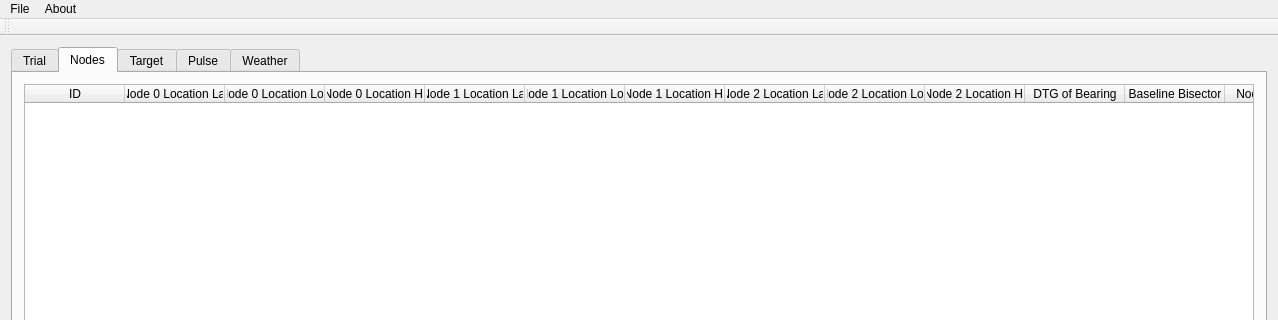
Old version of the form NextRAD_DatabaseGUI/mainwindow.ui in the repository caketinza/NeXtRAD_Database; both pictures show x 0 to 1278 and y 0 to 320 of the 1278 by 771 pixel window.
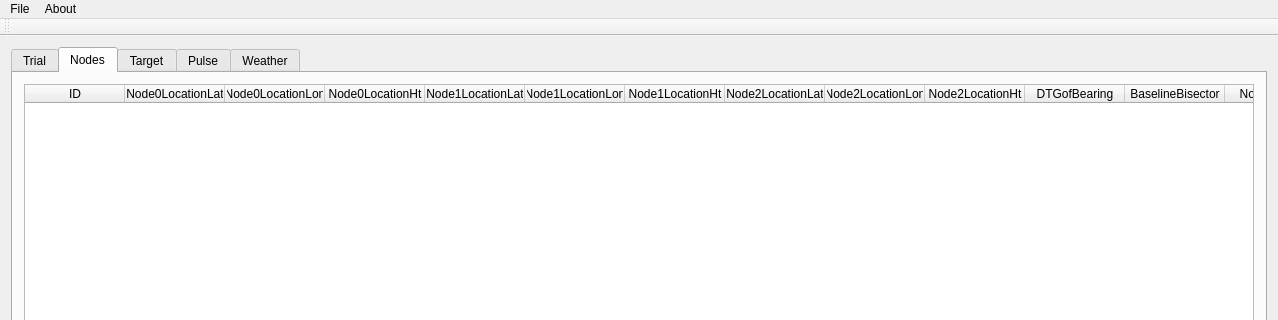
New version of the form. The open tabs and pages were chosen to show the change.

Commit message: Update feature added back and working correctly for all tables. Some test files added for dynamic widget additions

What changed in the file:
```diff
--- a/NextRAD_DatabaseGUI/mainwindow.ui
+++ b/NextRAD_DatabaseGUI/mainwindow.ui
@@ -95,102 +95,102 @@
           </column>
           <column>
            <property name="text">
-            <string>Node 0 Location Lat</string>
+            <string>Node0LocationLat</string>
            </property>
           </column>
           <column>
            <property name="text">
-            <string>Node 0 Location Lon</string>
+            <string>Node0LocationLon</string>
            </property>
           </column>
           <column>
            <property name="text">
-            <string>Node 0 Location Ht</string>
+            <string>Node0LocationHt</string>
            </property>
           </column>
           <column>
            <property name="text">
-            <string>Node 1 Location Lat</string>
+            <string>Node1LocationLat</string>
            </property>
           </column>
           <column>
            <property name="text">
-            <string>Node 1 Location Lon</string>
+            <string>Node1LocationLon</string>
            </property>
           </column>
           <column>
            <property name="text">
-            <string>Node 1 Location Ht</string>
+            <string>Node1LocationHt</string>
            </property>
           </column>
           <column>
            <property name="text">
-            <string>Node 2 Location Lat</string>
+            <string>Node2LocationLat</string>
            </property>
           </column>
           <column>
            <property name="text">
-            <string>Node 2 Location Lon</string>
+            <string>Node2LocationLon</string>
            </property>
           </column>
           <column>
            <property name="text">
-            <string>Node 2 Location Ht</string>
+            <string>Node2LocationHt</string>
            </property>
           </column>
           <column>
            <property name="text">
-            <string>DTG of Bearing</string>
+            <string>DTGofBearing</string>
            </property>
           </column>
           <column>
            <property name="text">
-            <string>Baseline Bisector</string>
+            <string>BaselineBisector</string>
            </property>
           </column>
           <column>
            <property name="text">
-            <string>Node 0 Range</string>
+            <string>Node0Range</string>
            </property>
           </column>
           <column>
            <property name="text">
-            <string>Node 0 Bearing</string>
+            <string>Node0Bearing</string>
            </property>
           </column>
           <column>
            <property name="text">
-            <string>Node 1 Range</string>
+            <string>Node1Range</string>
            </property>
           </column>
           <column>
            <property name="text">
-            <string>Node 1 Bearing</string>
+            <string>Node1Bearing</string>
            </property>
           </column>
           <column>
            <property name="text">
-            <string>Node 2 Range</string>
+            <string>Node2Range</string>
            </property>
           </column>
           <column>
            <property name="text">
-            <string>Node 2 Bearing</string>
+            <string>Node2Bearing</string>
            </property>
           </column>
           <column>
            <property name="text">
-            <string>Bistatic Angle 0_1</string>
+            <string>BistaticAngle0_1</string>
            </property>
           </column>
           <column>
            <property name="text">
-            <string>Bistatic Angle 0_2</string>
+            <string>BistaticAngle0_2</string>
            </property>
           </column>
           <column>
            <property name="text">
-            <string>Bistatic Angle 1_2</string>
+            <string>BistaticAngle1_2</string>
            </property>
           </column>
          </widget>
```
Left out of the diff: 55 changed lines with no effect on the pictures. The commit also changes 7 other files.
